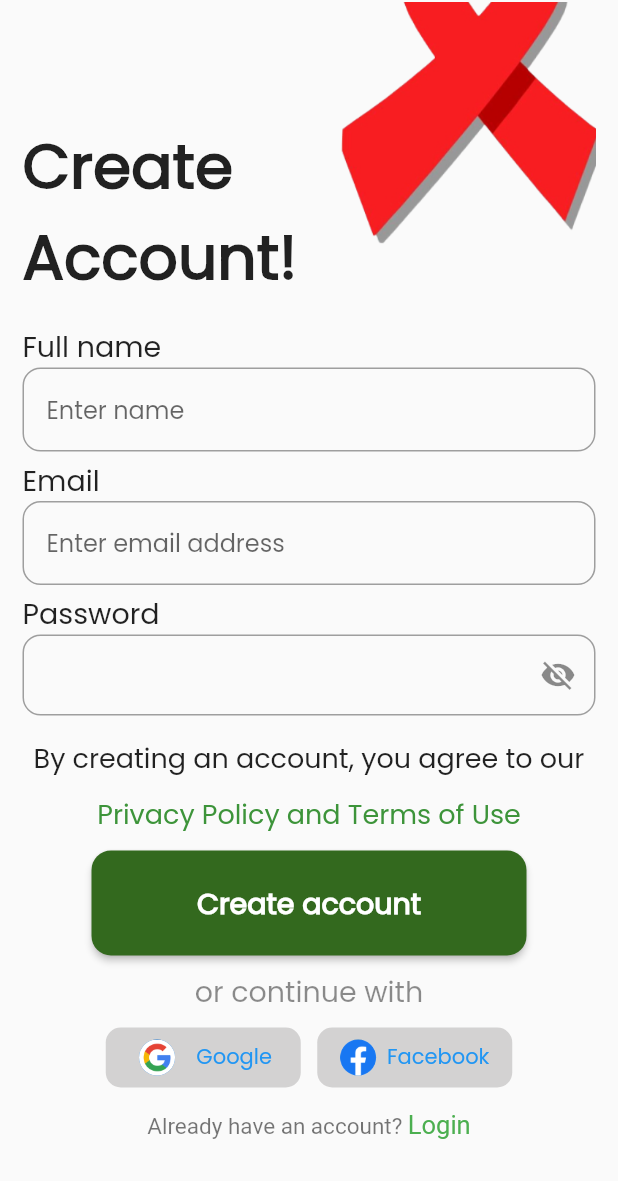
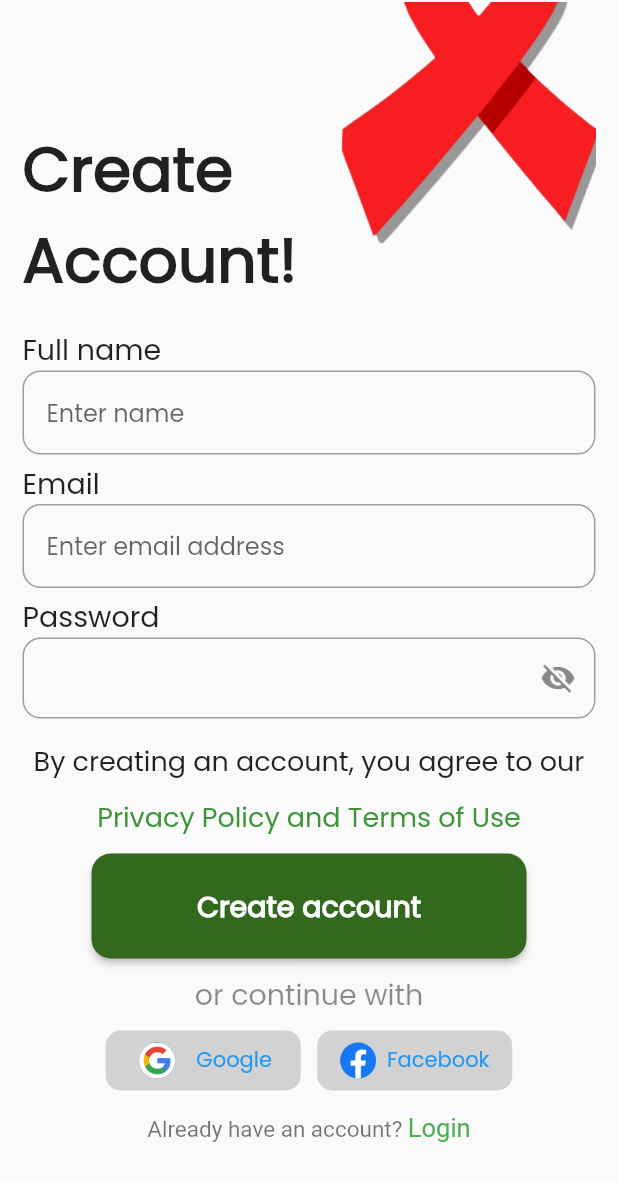
Before and after one commit to BHASO-Zimbabwe/bhaso-app, a Flutter app: the screen it shows after launch, on a phone screen of 412 x 824 dp. Shown: the top 1181 px of the screen. Run offline on Flutter 3.47's test engine with Material 2 defaults, Android fonts, the phone set to English and light mode, and no system bars; our stand-ins replace dropdown_button2, firebase_auth, firebase_core, flutter_svg, flutter_switch, intl_phone_number_input; accounts and stored records are empty.

```diff
--- a/lib/screens/signUpPage.dart
+++ b/lib/screens/signUpPage.dart
@@ -56,7 +56,7 @@ class _SignUpPageState extends State<SignUpPage> {
                   crossAxisAlignment: CrossAxisAlignment.start,
                   children: const [
 
-                    SizedBox(height:80 ),
+                    SizedBox(height:82 ),
 
                     Text("Create",style: TextStyle(
                         fontWeight: FontWeight.w600,
```
